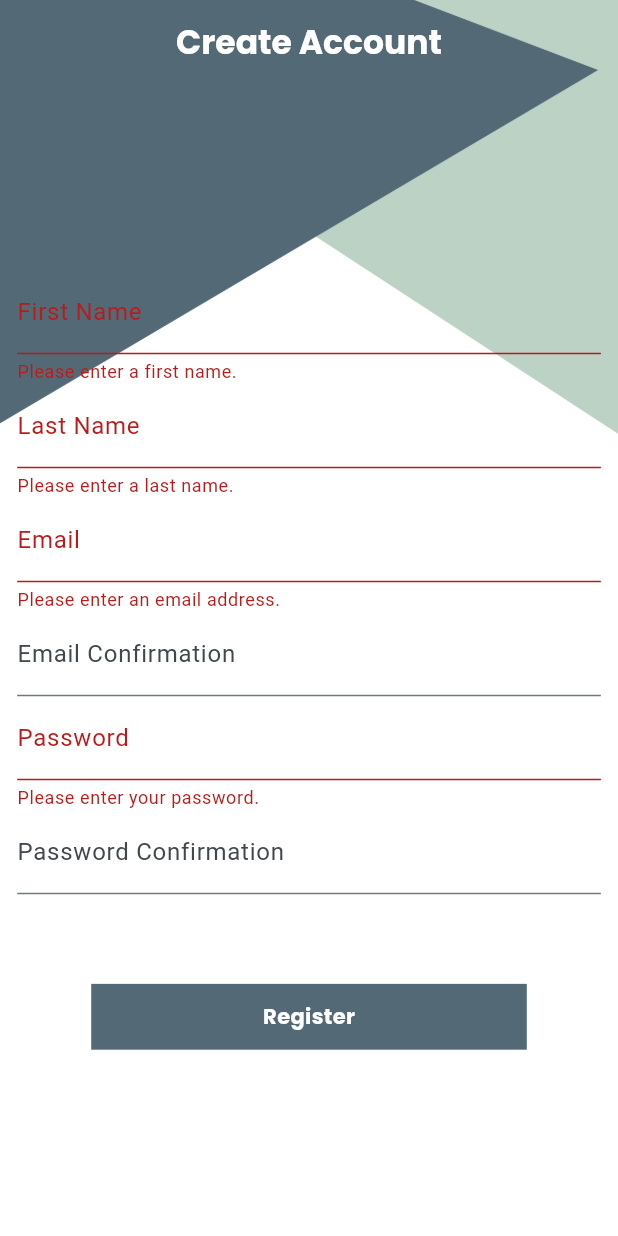
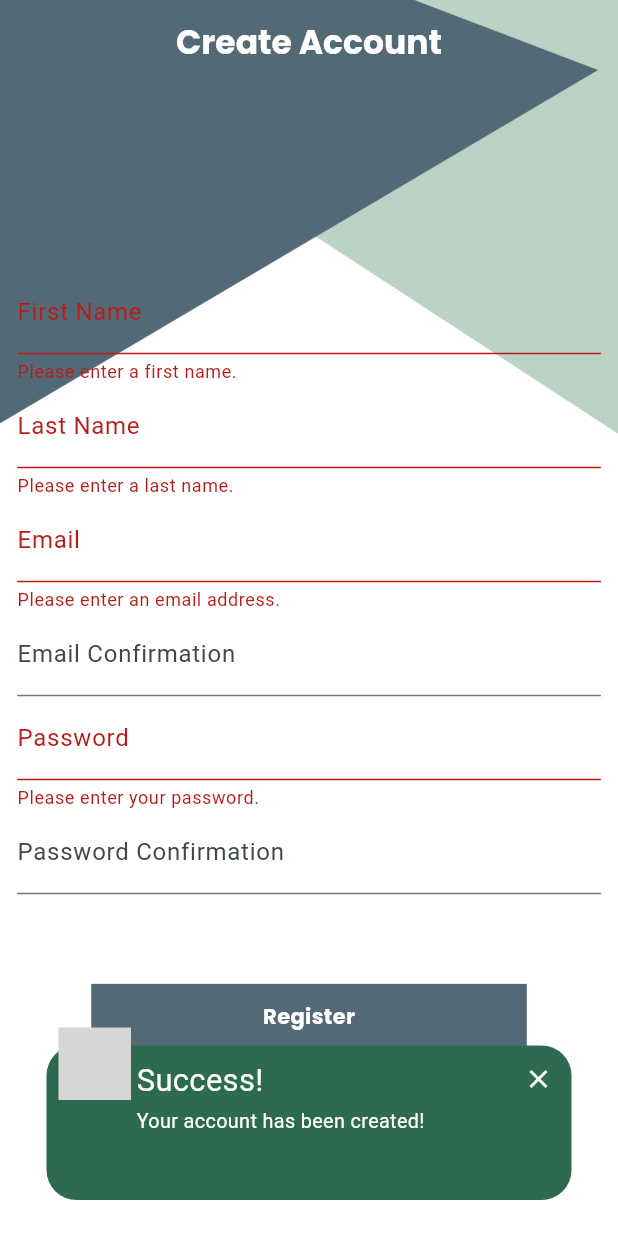
Before and after one commit to amrogad/xeno-chat-provider-firebase, a Flutter app: the screen it shows after launch, after a tap on "Register", on a phone screen of 412 x 824 dp. Run offline on Flutter 3.47's test engine with Material 2 defaults, Android fonts, the phone set to English and light mode, and no system bars; drawn by our look-alikes of awesome_snackbar_content; our stand-ins replace firebase_auth, firebase_core, flutter_screenutil, form_field_validator, google_fonts; accounts and stored records are empty; grey boxes are pictures that could not be loaded.

Commit message:
updated snackbars to reduce code repeat added final keyword when needed to improve performance

```diff
--- a/lib/services/services.dart
+++ /dev/null
@@ -1 +0,0 @@
-class Services {}
--- /dev/null
+++ b/lib/utilities/app_utilities.dart
@@ -0,0 +1,16 @@
+import 'package:flutter/material.dart';
+import '../constants/Colors.dart';
+
+class Utilities {
+  static void showLoader(BuildContext context) {
+    showDialog(
+        context: context,
+        builder: (context) {
+          return const Center(
+              child: CircularProgressIndicator(
+            color: XenoColors.primaryColor,
+          ));
+        });
+  }
+
+}
--- a/lib/services/xeno_form_validator.dart
+++ b/lib/utilities/xeno_form_validator.dart
@@ -1,19 +1,19 @@
 import 'package:form_field_validator/form_field_validator.dart';
 
 class XenoFormValidator {
-  static String? Function(String?) firstNameValidator = MultiValidator([
+  static final String? Function(String?) firstNameValidator = MultiValidator([
     RequiredValidator(errorText: "Please enter a first name."),
     MinLengthValidator(3, errorText: "Please enter at least 3 characters."),
   ]);
-  static String? Function(String?) lastNameValidator = MultiValidator([
+  static final String? Function(String?) lastNameValidator = MultiValidator([
     RequiredValidator(errorText: "Please enter a last name."),
     MinLengthValidator(3, errorText: "Please enter at least 3 characters."),
   ]);
-  static String? Function(String?) emailAddressValidator = MultiValidator([
+  static final String? Function(String?) emailAddressValidator = MultiValidator([
     RequiredValidator(errorText: "Please enter an email address."),
     EmailValidator(errorText: 'The email is invalid.')
   ]);
-  static String? Function(String?) passwordValidator = MultiValidator([
+  static final String? Function(String?) passwordValidator = MultiValidator([
     RequiredValidator(errorText: "Please enter your password."),
     MinLengthValidator(6, errorText: "Please enter at least 6 characters."),
   ]);
--- a/lib/viewmodels/register_view_model.dart
+++ b/lib/viewmodels/register_view_model.dart
@@ -1,81 +1,36 @@
-import 'package:awesome_snackbar_content/awesome_snackbar_content.dart';
 import 'package:firebase_auth/firebase_auth.dart';
 import 'package:flutter/foundation.dart';
 import 'package:flutter/material.dart';
-import 'package:xeno_chat/constants/Colors.dart';
+import 'package:xeno_chat/utilities/app_utilities.dart';
+import 'package:xeno_chat/views/widgets/xeno_snackbar.dart';
 import '../constants/firebase_errors.dart';
 
 class RegisterViewModel extends ChangeNotifier {
   final GlobalKey<FormState> registerFormKey = GlobalKey<FormState>();
-  TextEditingController firstNameController = TextEditingController();
-  TextEditingController lastNameController = TextEditingController();
-  TextEditingController emailAddressController = TextEditingController();
-  TextEditingController emailConfirmationController = TextEditingController();
-  TextEditingController passwordController = TextEditingController();
-  TextEditingController passwordConfirmationController = TextEditingController();
-  FirebaseAuth firebaseAuth = FirebaseAuth.instance;
+  final TextEditingController firstNameController = TextEditingController();
+  final TextEditingController lastNameController = TextEditingController();
+  final TextEditingController emailAddressController = TextEditingController();
+  final TextEditingController emailConfirmationController = TextEditingController();
+  final TextEditingController passwordController = TextEditingController();
+  final TextEditingController passwordConfirmationController = TextEditingController();
+  final FirebaseAuth firebaseAuth = FirebaseAuth.instance;
 
   // Create an account on firebase with email and password
   Future<void> validateAndCreateAccount(BuildContext context) async {
     try {
+      Utilities.showLoader(context);
       if (registerFormKey.currentState!.validate()) {
-        showDialog(
-            context: context,
-            builder: (context) {
-              return const Center(
-                  child: CircularProgressIndicator(
-                    color: XenoColors.primaryColor,
-                  ));
-            });
         await firebaseAuth.createUserWithEmailAndPassword(email: emailConfirmationController.text, password: passwordConfirmationController.text);
-        final snackBar = SnackBar(
-          elevation: 0,
-          behavior: SnackBarBehavior.floating,
-          backgroundColor: Colors.transparent,
-          content: AwesomeSnackbarContent(
-            title: 'Success',
-            message: 'Your account has been created successfully!',
-            contentType: ContentType.success,
-          ),
-        );
-        if (context.mounted) {
-          ScaffoldMessenger.of(context)
-            ..hideCurrentSnackBar()
-            ..showSnackBar(snackBar);
-        }
-        if (context.mounted) Navigator.of(context).pop();
       }
+      if (context.mounted) Navigator.pop(context);
+      if (context.mounted) XenoSnackBars.showXenoSuccessSnackBar(context, title: 'Success!', message: 'Your account has been created!');
     } on FirebaseAuthException catch (error) {
       if (error.code == FirebaseErrors.weakPassword) {
-        final snackBar = SnackBar(
-          elevation: 0,
-          behavior: SnackBarBehavior.floating,
-          backgroundColor: Colors.transparent,
-          content: AwesomeSnackbarContent(
-            title: 'On Snap!',
-            message: 'The password you used is too weak!',
-            contentType: ContentType.failure,
-          ),
-        );
-        ScaffoldMessenger.of(context)
-          ..hideCurrentSnackBar()
-          ..showSnackBar(snackBar);
-        if (context.mounted) Navigator.of(context).pop();
+        if (context.mounted) Navigator.pop(context);
+        if (context.mounted) XenoSnackBars.showXenoErrorSnackBar(context, title: 'Error!', message: 'Your password is too weak!');
       } else if (error.code == FirebaseErrors.emailInUse) {
-        final snackBar = SnackBar(
-          elevation: 0,
-          behavior: SnackBarBehavior.floating,
-          backgroundColor: Colors.transparent,
-          content: AwesomeSnackbarContent(
-            title: 'On Snap!',
-            message: 'The email is already in use!',
-            contentType: ContentType.failure,
-          ),
-        );
-        ScaffoldMessenger.of(context)
-          ..hideCurrentSnackBar()
-          ..showSnackBar(snackBar);
-        if (context.mounted) Navigator.of(context).pop();
+        if (context.mounted) Navigator.pop(context);
+        if (context.mounted) XenoSnackBars.showXenoErrorSnackBar(context, title: 'Error!', message: 'That email is already in use!');
       }
     } catch (error) {
       if (kDebugMode) {
--- a/lib/views/register_view.dart
+++ b/lib/views/register_view.dart
@@ -2,11 +2,11 @@ import 'package:flutter/material.dart';
 import 'package:flutter_screenutil/flutter_screenutil.dart';
 import 'package:form_field_validator/form_field_validator.dart';
 import 'package:provider/provider.dart';
-import 'package:xeno_chat/services/xeno_form_validator.dart';
 import 'package:xeno_chat/viewmodels/register_view_model.dart';
 import 'package:xeno_chat/views/widgets/xeno_button.dart';
 import 'package:xeno_chat/views/widgets/xeno_scaffold.dart';
 import 'package:xeno_chat/views/widgets/xeno_textfield.dart';
+import '../utilities/xeno_form_validator.dart';
 
 class RegisterView extends StatefulWidget {
   const RegisterView({Key? key}) : super(key: key);
--- a/lib/views/widgets/xeno_button.dart
+++ b/lib/views/widgets/xeno_button.dart
@@ -4,8 +4,8 @@ import 'package:google_fonts/google_fonts.dart';
 import 'package:xeno_chat/constants/Colors.dart';
 
 class XenoButton extends StatelessWidget {
-  String? text;
-  XenoButton({this.text, super.key});
+  final String? text;
+  const XenoButton({this.text, super.key});
   @override
   Widget build(BuildContext context) {
     return Container(
--- a/lib/views/widgets/xeno_scaffold.dart
+++ b/lib/views/widgets/xeno_scaffold.dart
@@ -2,10 +2,10 @@ import 'package:flutter/material.dart';
 import 'package:google_fonts/google_fonts.dart';
 
 class XenoScaffold extends StatelessWidget {
-  String? appBarTitle;
-  Widget? body;
-  bool? resizeToAvoidBottomInset;
-  XenoScaffold({this.appBarTitle, this.body, this.resizeToAvoidBottomInset, super.key});
+  final String? appBarTitle;
+  final Widget? body;
+  final bool? resizeToAvoidBottomInset;
+  const XenoScaffold({this.appBarTitle, this.body, this.resizeToAvoidBottomInset, super.key});
 
   @override
   Widget build(BuildContext context) {
--- a/lib/views/widgets/xeno_snackbar.dart
+++ b/lib/views/widgets/xeno_snackbar.dart
@@ -1,13 +1,9 @@
 import 'package:awesome_snackbar_content/awesome_snackbar_content.dart';
 import 'package:flutter/material.dart';
 
-class XenoFailureSnackBar extends StatelessWidget {
-  XenoFailureSnackBar({required this.message, required this.title, super.key});
-  String message;
-  String title;
-  @override
-  Widget build(BuildContext context) {
-    return SnackBar(
+class XenoSnackBars {
+  static void showXenoErrorSnackBar(BuildContext context, {required String title, required String message}) {
+    final snackBar = SnackBar(
       elevation: 0,
       behavior: SnackBarBehavior.floating,
       backgroundColor: Colors.transparent,
@@ -17,5 +13,20 @@ class XenoFailureSnackBar extends StatelessWidget {
         contentType: ContentType.failure,
       ),
     );
+    ScaffoldMessenger.of(context).showSnackBar(snackBar);
+  }
+
+  static void showXenoSuccessSnackBar(BuildContext context, {required String title, required String message}) {
+    final snackBar = SnackBar(
+      elevation: 0,
+      behavior: SnackBarBehavior.floating,
+      backgroundColor: Colors.transparent,
+      content: AwesomeSnackbarContent(
+        title: title,
+        message: message,
+        contentType: ContentType.success,
+      ),
+    );
+    ScaffoldMessenger.of(context).showSnackBar(snackBar);
   }
 }
--- a/lib/views/widgets/xeno_textfield.dart
+++ b/lib/views/widgets/xeno_textfield.dart
@@ -1,16 +1,11 @@
 import 'package:flutter/material.dart';
 
 class XenoTextField extends StatelessWidget {
-  String? title;
-  String? Function(String?)? validator;
-  String? value;
-  bool obscureText;
-  TextEditingController controller;
-  XenoTextField({this.title,
-    required this.controller,
-    required this.validator,
-    this.obscureText = false,
-    super.key});
+  final String? title;
+  final String? Function(String?)? validator;
+  final bool obscureText;
+  final TextEditingController controller;
+  const XenoTextField({this.title, required this.controller, required this.validator, this.obscureText = false, super.key});
 
   @override
   Widget build(BuildContext context) {
```
